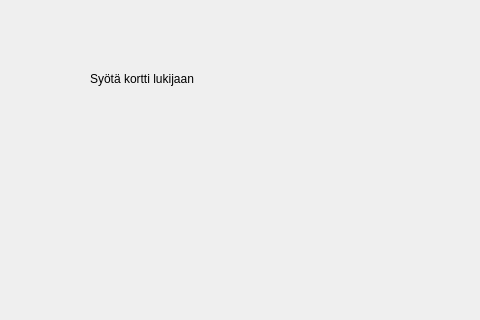
Qt form bank-automat/mainwindow.ui (JuusoToratti/tvt23pankkiprojekti) before a commit; both pictures show x 0 to 480 and y 0 to 320 of the 800 by 600 pixel window.
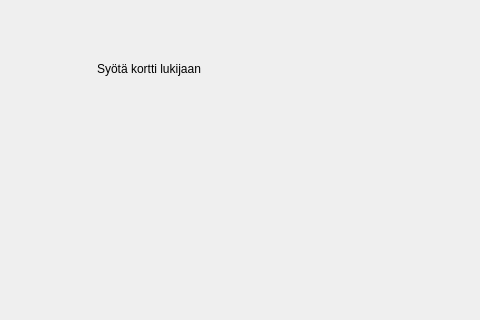
The same form after that commit.

```diff
--- a/bank-automat/mainwindow.ui
+++ b/bank-automat/mainwindow.ui
@@ -17,8 +17,8 @@
    <widget class="QLabel" name="begin">
     <property name="geometry">
      <rect>
-      <x>90</x>
-      <y>40</y>
+      <x>70</x>
+      <y>30</y>
       <width>158</width>
       <height>78</height>
      </rect>
@@ -26,6 +26,9 @@
     <property name="text">
      <string>Syötä kortti lukijaan</string>
     </property>
+    <property name="alignment">
+     <set>Qt::AlignCenter</set>
+    </property>
    </widget>
   </widget>
   <widget class="QMenuBar" name="menubar">
```
